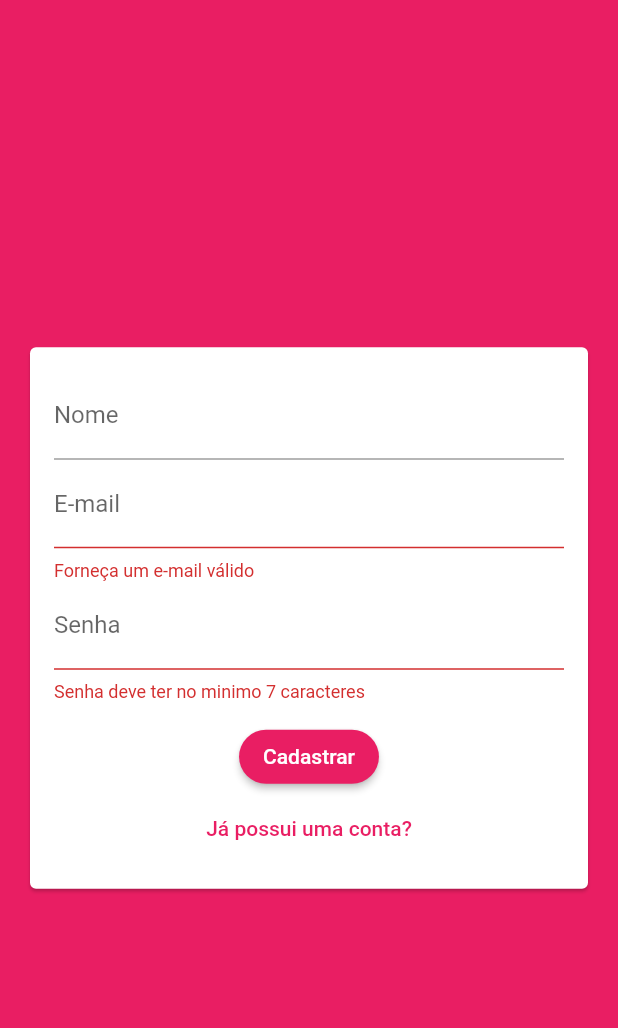
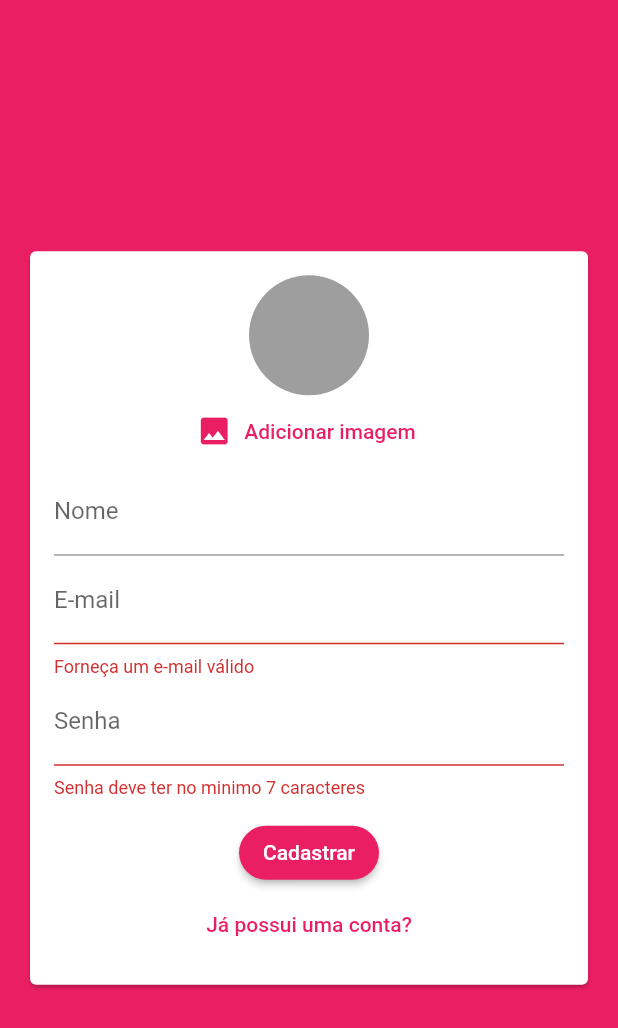
Before and after one commit to Joandysson/app_chat, a Flutter app: the screen it shows after launch, after a tap on "Entrar", after a tap on "Criar uma conta?", on a phone screen of 412 x 824 dp. Shown: the top 1028 px of the screen. Run offline on Flutter 3.47's test engine with Material 2 defaults, Android fonts, the light colour scheme and no system bars; our stand-ins replace cloud_firestore, firebase_auth, firebase_storage, image_picker; accounts and stored records are empty.

Commit message:
image to user | screen message | upload image

```diff
--- a/lib/models/auth_data.dart
+++ b/lib/models/auth_data.dart
@@ -1,9 +1,12 @@
+import 'dart:io';
+
 enum AuthMode { LOGIN, SIGNUP }
 
 class AuthData {
   String name;
   String email;
   String password;
+  File image;
 
   AuthMode _mode = AuthMode.LOGIN;
 
--- a/lib/widgets/auth_form.dart
+++ b/lib/widgets/auth_form.dart
@@ -1,4 +1,7 @@
+import 'dart:io';
+
 import 'package:app_chat/models/auth_data.dart';
+import 'package:app_chat/widgets/user_image_picker.dart';
 import 'package:flutter/material.dart';
 
 class AuthForm extends StatefulWidget {
@@ -18,9 +21,23 @@ class _AuthFormState extends State<AuthForm> {
     final isValid = _formKey.currentState.validate();
     FocusScope.of(context).unfocus();
 
+    if (_authData.image == null && _authData.isSignup) {
+      Scaffold.of(context).showSnackBar(
+        SnackBar(
+          content: Text('imagem não informada'),
+          backgroundColor: Theme.of(context).errorColor,
+        ),
+      );
+
+      return;
+    }
     if (isValid) {
       widget.onSubmit(_authData);
     }
+  }
+
+  void _handlePickedImage(File image) {
+    _authData.image = image;
   }
 
   @override
@@ -35,6 +52,7 @@ class _AuthFormState extends State<AuthForm> {
               key: _formKey,
               child: Column(
                 children: [
+                  if (_authData.isSignup) UserImagePicker(_handlePickedImage),
                   if (_authData.isSignup)
                     TextFormField(
                       key: ValueKey('name'),
--- /dev/null
+++ b/lib/widgets/user_image_picker.dart
@@ -0,0 +1,56 @@
+import 'dart:io';
+import 'package:flutter/material.dart';
+import 'package:image_picker/image_picker.dart';
+
+class UserImagePicker extends StatefulWidget {
+  final Function(File pickedImage) onImagePick;
+
+  UserImagePicker(this.onImagePick);
+
+  @override
+  _UserImagePickerState createState() => _UserImagePickerState();
+}
+
+class _UserImagePickerState extends State<UserImagePicker> {
+  File _pickerImageFile;
+
+  Future<void> _pickerImage() async {
+    final picker = ImagePicker();
+    final pickerImage = await picker.getImage(
+      source: ImageSource.camera,
+      imageQuality: 50,
+      maxWidth: 150,
+    );
+
+    setState(() {
+      _pickerImageFile = File(pickerImage.path);
+    });
+
+    widget.onImagePick(_pickerImageFile);
+  }
+
+  @override
+  Widget build(BuildContext context) {
+    return Column(
+      children: [
+        CircleAvatar(
+          radius: 40,
+          backgroundColor: Colors.grey,
+          backgroundImage:
+              _pickerImageFile != null ? FileImage(_pickerImageFile) : null,
+        ),
+        FlatButton.icon(
+          onPressed: _pickerImage,
+          icon: Icon(
+            Icons.image,
+            color: Theme.of(context).primaryColor,
+          ),
+          label: Text(
+            'Adicionar imagem',
+            style: TextStyle(color: Theme.of(context).primaryColor),
+          ),
+        )
+      ],
+    );
+  }
+}
--- a/pubspec.yaml
+++ b/pubspec.yaml
@@ -25,6 +25,8 @@ dependencies:
     sdk: flutter
   cloud_firestore: ^0.13.7
   firebase_auth: ^0.16.1
+  image_picker: ^0.6.7+4
+  firebase_storage: ^3.1.6
 
 
 
```
Also changed, not shown: lib/screens/auth.dart (+12 -0 lines), lib/screens/chat.dart (+11 -27 lines), lib/widgets/messages.dart (added, +45 -0 lines), lib/widgets/messages_bubble.dart (added, +87 -0 lines), lib/widgets/new_message.dart (added, +54 -0 lines), pubspec.lock, 1 other file.
